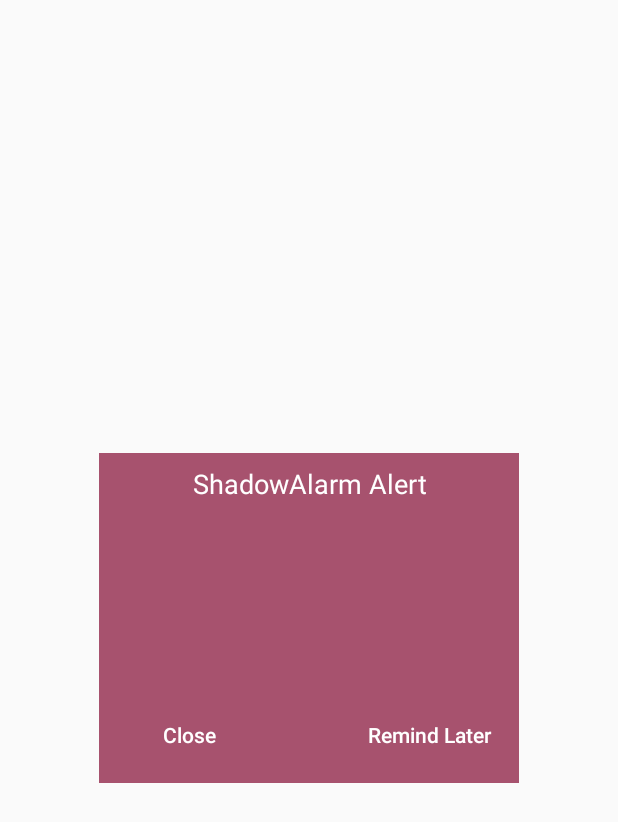
After one commit to iri-jwj/ShadowAlarm, an Android app: the layout overlay_window_alarm.xml on its own in the app's theme, with its tools: preview values and no code run, on a phone screen of 412 x 824 dp. The commit adds this screen. Shown: the top 822 px of the screen. Run offline under Robolectric (Android 15) with nearby library versions, the phone set to English and light mode, and no system bars.

Commit message:
overlayWindow 基本完成（剩余 layout 修正以及 声音、震动的完善

```diff
--- a/app/src/main/AndroidManifest.xml
+++ b/app/src/main/AndroidManifest.xml
@@ -5,6 +5,9 @@
     package="com.android.deskclock">
 
     <dist:module dist:instant="true" />
+
+    <uses-permission android:name="android.permission.SYSTEM_ALERT_WINDOW" />
+    <uses-permission android:name="android.permission.WAKE_LOCK" />
 
     <application
         android:allowBackup="true"
--- a/app/src/main/java/com/android/deskclock/homepage/MainActivity.kt
+++ b/app/src/main/java/com/android/deskclock/homepage/MainActivity.kt
@@ -15,7 +15,7 @@ class MainActivity : BaseView<HomePagePresenter>() {
         setContentView(R.layout.activity_main)
 
         test.setOnClickListener {
-            AlarmManagerUtil.setUpWithContext(this).setAlarm(ShadowAlarm(UUID.randomUUID(),"testAlarm",9,59,0))
+            AlarmManagerUtil.setUpWithContext(this).setAlarm(ShadowAlarm(UUID.randomUUID(),"testAlarm",10,50,0))
         }
     }
 
--- /dev/null
+++ b/app/src/main/res/layout/overlay_window_alarm.xml
@@ -0,0 +1,62 @@
+<?xml version="1.0" encoding="utf-8"?>
+<androidx.constraintlayout.widget.ConstraintLayout xmlns:android="http://schemas.android.com/apk/res/android"
+    xmlns:app="http://schemas.android.com/apk/res-auto"
+    android:layout_width="280dp"
+    android:layout_height="220dp"
+    android:layout_gravity="center"
+    android:background="@color/colorAccent_dim">
+
+    <TextView
+        android:id="@+id/overlay_title"
+        android:layout_width="180dp"
+        android:layout_height="25dp"
+        android:layout_marginTop="8dp"
+        android:gravity="center"
+        android:singleLine="true"
+        android:text="@string/overlay_title"
+        android:textColor="#FFFFFF"
+        android:textSize="18sp"
+        app:layout_constraintEnd_toEndOf="parent"
+        app:layout_constraintStart_toStartOf="parent"
+        app:layout_constraintTop_toTopOf="parent" />
+
+    <TextView
+        android:id="@+id/overlay_label"
+        android:layout_width="190dp"
+        android:layout_height="100dp"
+        android:layout_marginTop="16dp"
+        android:gravity="center"
+        android:maxLines="5"
+        android:textColor="#FFFFFF"
+        android:textSize="22sp"
+        app:layout_constraintEnd_toEndOf="parent"
+        app:layout_constraintStart_toStartOf="parent"
+        app:layout_constraintTop_toBottomOf="@id/overlay_title" />
+
+    <Button
+        android:id="@+id/overlay_cancel"
+        android:layout_width="wrap_content"
+        android:layout_height="wrap_content"
+        android:layout_marginStart="16dp"
+        android:layout_marginBottom="8dp"
+        android:background="@null"
+        android:text="@string/close_alarm"
+        android:textAllCaps="false"
+        android:textColor="#FFFFFF"
+        app:layout_constraintBottom_toBottomOf="parent"
+        app:layout_constraintStart_toStartOf="parent" />
+
+    <Button
+        android:id="@+id/overlay_delay"
+        android:layout_width="wrap_content"
+        android:layout_height="wrap_content"
+        android:layout_marginEnd="16dp"
+        android:layout_marginBottom="8dp"
+        android:background="@null"
+        android:text="@string/remind_later"
+        android:textAllCaps="false"
+        android:textColor="#FFFFFF"
+        app:layout_constraintBottom_toBottomOf="parent"
+        app:layout_constraintEnd_toEndOf="parent" />
+
+</androidx.constraintlayout.widget.ConstraintLayout>
--- a/app/src/main/res/values/colors.xml
+++ b/app/src/main/res/values/colors.xml
@@ -4,4 +4,6 @@
     <color name="colorPrimaryDark">#00574B</color>
     <color name="colorAccent">#D81B60</color>
     <color name="listItemText">#D9D9D9</color>
+    <color name="colorAccent_dim">#A7526E</color>
+
 </resources>
--- a/app/src/main/res/values/strings.xml
+++ b/app/src/main/res/values/strings.xml
@@ -1,3 +1,6 @@
 <resources>
     <string name="app_name">ShadowAlarm</string>
+    <string name="overlay_title">ShadowAlarm Alert</string>
+    <string name="remind_later">Remind Later</string>
+    <string name="close_alarm">Close</string>
 </resources>
```
Also changed, not shown: app/src/main/java/com/android/deskclock/AlarmOverlayService.kt (+90 -1 lines), app/src/main/java/com/android/deskclock/util/AlarmManagerUtil.kt (+5 -5 lines).
